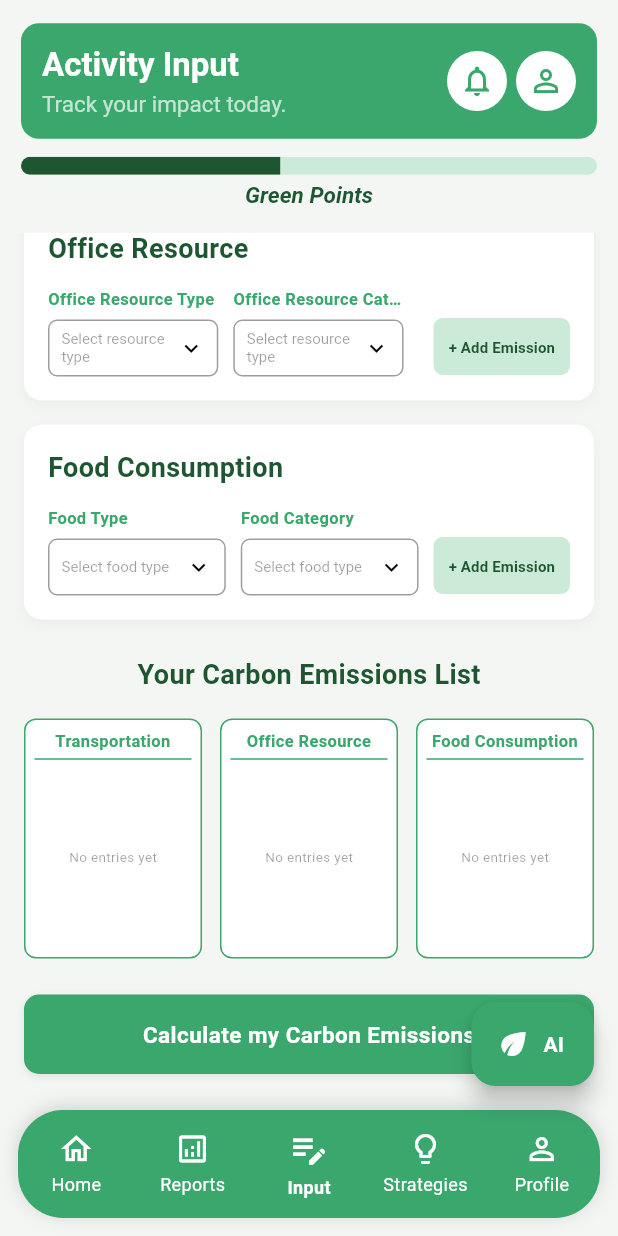
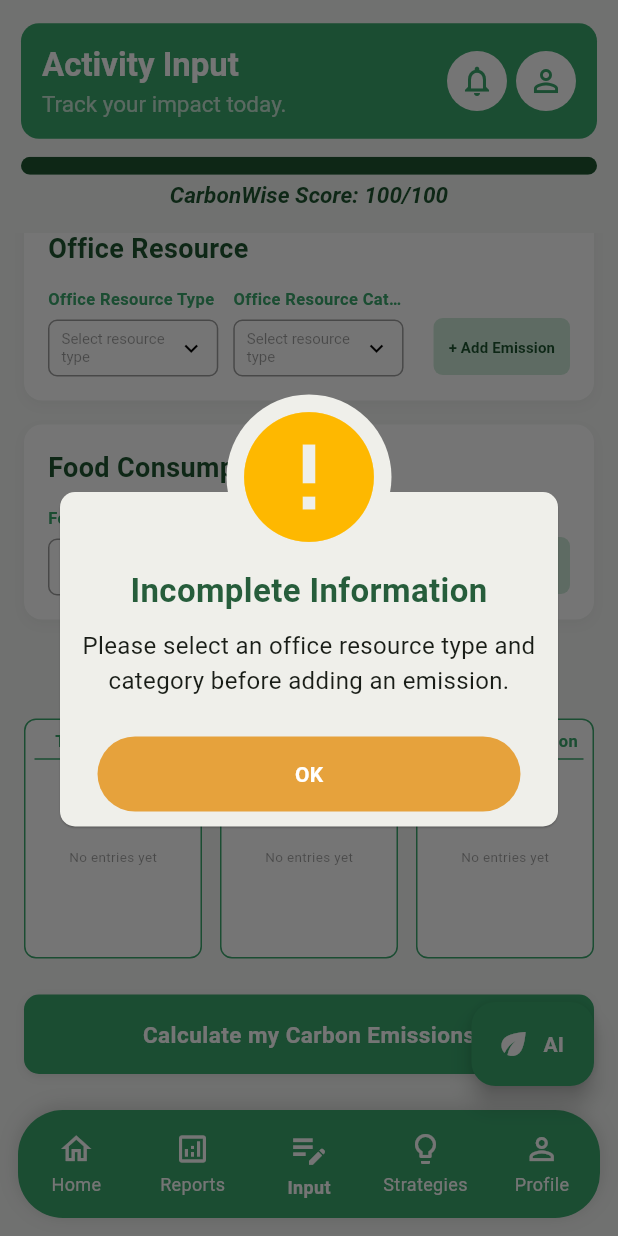
Before and after one commit to JanaMatanguihan/CarbonWise-CP, a Flutter app: the CustomMainNavigation screen opened by its route, item 3 of the bottom bar chosen, scrolled down 381 dp, after a tap on "+ Add Emission", on a phone screen of 412 x 824 dp. Run offline on Flutter 3.47's test engine with Material 3 defaults, Android fonts, the phone set to English and light mode, and no system bars; our stand-ins replace awesome_dialog, fl_chart, flutter_markdown, supabase_flutter; accounts and stored records are empty; network calls fail.

Commit message:
fixed activity.dart

```diff
--- a/carbonwise_app/lib/screens/activity.dart
+++ b/carbonwise_app/lib/screens/activity.dart
@@ -32,6 +32,8 @@ class _ActivityInputScreenState extends State<ActivityInputScreen> {
   final LocationService _locationService = LocationService();
   final TextEditingController _homeAddressController = TextEditingController();
   double? _distanceKm;
+  bool _isCalculatingDistance = false;
+
   final TextEditingController _officeUsageController = TextEditingController();
 
   final Map<String, String> campusAddresses = {
@@ -106,6 +108,64 @@ class _ActivityInputScreenState extends State<ActivityInputScreen> {
     'Large PA System (Events/Gyms)': 1000,
   };
 
+  final Map<String, double> officeResourceEmissionFactors = {
+    'Window Type': 0.80,
+    'Split-Type (Wall-Mounted)': 0.95,
+    'Ceiling Cassette / Ceiling Suspended': 1.50,
+    'Floor Standing (Tower)': 2.50,
+
+    'AC Motor Fan': 0.03,
+    'DC Motor Fan': 0.02,
+    'Ceiling Fan': 0.04,
+    'Stand Fan': 0.03,
+    'Wall Fan': 0.03,
+    'Exhaust Fan': 0.02,
+    'Tower Fan': 0.03,
+    'Desk Fan': 0.02,
+    'Bladeless Fan': 0.03,
+    'Misting Fan': 0.06,
+    'Industrial Fan': 0.10,
+
+    'LED (Light Emitting Diode)': 0.01,
+    'Fluorescent': 0.02,
+    'Incandescent': 0.03,
+
+    'Standard DLP/LDC Projector': 0.15,
+    'Eco Mode': 0.10,
+    'Large Venue Projector (Auditoriums)': 0.35,
+    'Standby': 0.001,
+
+    'Inkjet Printer (Desktop)': 0.02,
+    'Laser Printer (B&W)': 0.15,
+    'Color Laser Printer': 0.18,
+    'Mid-size Office MFP': 0.25,
+    'High-volume Photocopier': 0.50,
+
+    'Ultra-light/Notebook': 0.02,
+    'Standard Business Laptop': 0.03,
+    'Performance Laptop': 0.06,
+    'Gaming/High-End Workstation': 0.10,
+
+    'Standard Office PC': 0.10,
+    'Mid-range Workstation': 0.18,
+    'High-end/Gaming PC': 0.25,
+    'Mini PC (NUC/MAC Mini)': 0.02,
+
+    '18.5" to 20" LED Monitor': 0.01,
+    '22" to 24" LED Monitor': 0.02,
+    '27" and Larger': 0.03,
+    'OLD CRTS Monitor (Big Box Style)': 0.05,
+
+    '55" to 65"': 0.06,
+    '75"': 0.09,
+    '86"': 0.12,
+    '98" and above': 0.18,
+
+    'Desktop/PC Speakers': 0.01,
+    'Wall-mounted Classroom Speakers': 0.03,
+    'Large PA System (Events/Gyms)': 0.50,
+  };
+
   final Map<String, double> foodEmissionFactors = {
     'Beef (Beef Herd)': 60.0,
     'Lamb & Mutton': 24.5,
@@ -153,11 +213,8 @@ class _ActivityInputScreenState extends State<ActivityInputScreen> {
     return (distance * 2) * emissionFactor;
   }
 
-  double _calculateOfficeResourceEmission(String category, double hours) {
-    final powerRating = officeResourcePowerRatings[category] ?? 0.0;
-    return (powerRating * hours) /
-        1000 *
-        0.527; // Convert to kWh and multiply by emission factor
+  double _calculateOfficeResourceEmission(String category) {
+    return officeResourceEmissionFactors[category] ?? 0.0;
   }
 
   double _calculateFoodEmission(String foodCategory) {
@@ -346,8 +403,6 @@ class _ActivityInputScreenState extends State<ActivityInputScreen> {
         },
       );
     } catch (e) {
-      print("SAVE ERROR: $e");
-
       DialogHelper.showError(
         context: context,
         title: "Unable to Save",
@@ -358,6 +413,24 @@ class _ActivityInputScreenState extends State<ActivityInputScreen> {
   }
 
   Future<void> _calculateDistance() async {
+    if (_homeAddressController.text.trim().isEmpty) {
+      DialogHelper.showWarning(
+        context: context,
+        title: "Missing Address",
+        message: "Please enter your starting address first.",
+      );
+      return;
+    }
+
+    // If we've already calculated the distance, don't call the API again.
+    if (_distanceKm != null) {
+      return;
+    }
+
+    setState(() {
+      _isCalculatingDistance = true;
+    });
+
     final user = Supabase.instance.client.auth.currentUser;
 
     if (user == null) return;
@@ -388,13 +461,34 @@ class _ActivityInputScreenState extends State<ActivityInputScreen> {
       return;
     }
 
-    final distance = await _locationService.calculateDistance(
+    try {
+      final distanceKm = await _locationService.calculateDistance(
         homeAddress: _homeAddressController.text,
         campusAddress: campusAddress,
       );
 
       setState(() {
-      _distanceKm = distance;
+        _distanceKm = distanceKm;
+        _isCalculatingDistance = false;
+      });
+    } catch (e) {
+      setState(() {
+        _isCalculatingDistance = false;
+      });
+
+      DialogHelper.showWarning(
+        context: context,
+        title: "Invalid Address",
+        message:
+            "Please enter a valid starting address. We couldn't locate the address you entered.",
+      );
+
+      return;
+    }
+
+    setState(() {
+      _distanceKm = _distanceKm;
+      _isCalculatingDistance = false;
     });
   }
 
@@ -459,6 +553,9 @@ class _ActivityInputScreenState extends State<ActivityInputScreen> {
                           label: "Starting Point",
                           hint: "Input Address Here",
                           controller: _homeAddressController,
+                          onChanged: (_) {
+                            _distanceKm = null;
+                          },
                         ),
 
                         const SizedBox(height: 12),
@@ -544,7 +641,23 @@ class _ActivityInputScreenState extends State<ActivityInputScreen> {
                               onPressed: () async {
                                 await _calculateDistance();
                               },
-                              child: const Text("Calculate"),
+                              child: _isCalculatingDistance
+                                  ? const Row(
+                                      mainAxisSize: MainAxisSize.min,
+                                      children: [
+                                        SizedBox(
+                                          width: 18,
+                                          height: 18,
+                                          child: CircularProgressIndicator(
+                                            strokeWidth: 2,
+                                            color: Colors.white,
+                                          ),
+                                        ),
+                                        SizedBox(width: 10),
+                                        Text("Calculating..."),
+                                      ],
+                                    )
+                                  : const Text("Calculate Distance"),
                             ),
                           ],
                         ),
@@ -567,11 +680,11 @@ class _ActivityInputScreenState extends State<ActivityInputScreen> {
                   ),
                   onPressed: () {
                     if (_selectedTransportType == null || _distanceKm == null) {
-                      DialogHelper.showInfo(
+                      DialogHelper.showWarning(
                         context: context,
                         title: "Incomplete Information",
                         message:
-                            "Please select a transport type and calculate the distance first.",
+                            "Please select a transport type and input your address to calculate the distance before adding an emission.",
                       );
                       return;
                     }
@@ -591,8 +704,6 @@ class _ActivityInputScreenState extends State<ActivityInputScreen> {
                       );
 
                       _selectedTransportType = null;
-                      _homeAddressController.clear();
-                      _distanceKm = null;
                     });
                   },
                   child: const Text(
@@ -666,24 +777,24 @@ class _ActivityInputScreenState extends State<ActivityInputScreen> {
                   _buildAddButton(
                     onPressed: () {
                       if (_selectedOfficeResourceType == null ||
-                          _selectedOfficeResourceCategory == null ||
-                          _officeUsageController.text.isEmpty) {
+                          _selectedOfficeResourceCategory == null) {
+                        DialogHelper.showWarning(
+                          context: context,
+                          title: "Incomplete Information",
+                          message:
+                              "Please select an office resource type and category before adding an emission.",
+                        );
                         return;
                       }
 
-                      final hours =
-                          double.tryParse(_officeUsageController.text) ?? 0;
-
                       final emission = _calculateOfficeResourceEmission(
                         _selectedOfficeResourceCategory!,
-                        hours,
                       );
 
                       setState(() {
                         _officeEmissions.add(
                           '${_selectedOfficeResourceType!} - '
                           '${_selectedOfficeResourceCategory!}\n'
-                          '${hours.toStringAsFixed(1)} hrs\n'
                           '${emission.toStringAsFixed(2)} kg CO₂e',
                         );
 
@@ -691,7 +802,6 @@ class _ActivityInputScreenState extends State<ActivityInputScreen> {
 
                         _selectedOfficeResourceType = null;
                         _selectedOfficeResourceCategory = null;
-                        _officeUsageController.clear();
                       });
                     },
                   ),
@@ -749,8 +859,17 @@ class _ActivityInputScreenState extends State<ActivityInputScreen> {
                   const SizedBox(width: 10),
                   _buildAddButton(
                     onPressed: () {
-                      if (_selectedFoodType != null &&
-                          _selectedFoodCategory != null) {
+                      if (_selectedFoodCategory == null ||
+                          _selectedFoodType == null) {
+                        DialogHelper.showWarning(
+                          context: context,
+                          title: "Incomplete Information",
+                          message:
+                              "Please select a food category and food item before adding an emission.",
+                        );
+                        return;
+                      }
+
                       final emission = _calculateFoodEmission(
                         _selectedFoodCategory!,
                       );
@@ -766,7 +885,6 @@ class _ActivityInputScreenState extends State<ActivityInputScreen> {
                         _selectedFoodType = null;
                         _selectedFoodCategory = null;
                       });
-                      }
                     },
                   ),
                 ],
@@ -822,12 +940,10 @@ class _ActivityInputScreenState extends State<ActivityInputScreen> {
               if (_transportEmissions.isEmpty &&
                   _officeEmissions.isEmpty &&
                   _foodEmissions.isEmpty) {
-                ScaffoldMessenger.of(context).showSnackBar(
-                  const SnackBar(
-                    content: Text(
-                      'Please add at least one emission to calculate.',
-                    ),
-                  ),
+                DialogHelper.showWarning(
+                  context: context,
+                  title: "Incomplete Information",
+                  message: "Please add at least one emission to calculate.",
                 );
                 return;
               }
@@ -961,6 +1077,7 @@ class _ActivityInputScreenState extends State<ActivityInputScreen> {
     required String hint,
     required TextEditingController controller,
     bool enabled = true,
+    ValueChanged<String>? onChanged,
   }) {
     return Column(
       crossAxisAlignment: CrossAxisAlignment.start,
@@ -980,6 +1097,7 @@ class _ActivityInputScreenState extends State<ActivityInputScreen> {
           child: TextField(
             controller: controller,
             enabled: enabled,
+            onChanged: onChanged,
             decoration: InputDecoration(
               hintText: hint,
               hintStyle: const TextStyle(fontSize: 8, color: Colors.black38),
--- a/carbonwise_app/lib/screens/navigation.dart
+++ b/carbonwise_app/lib/screens/navigation.dart
@@ -22,6 +22,7 @@ class CustomMainNavigation extends StatefulWidget {
 class _CustomMainNavigationState extends State<CustomMainNavigation> {
   int _currentIndex = 0;
   String userName = 'User';
+  double _carbonScore = 100;
 
   final List<String> _pageTitles = [
     '',
@@ -43,6 +44,7 @@ class _CustomMainNavigationState extends State<CustomMainNavigation> {
   void initState() {
     super.initState();
     loadUserName();
+    _loadCarbonScore();
   }
 
   Future<void> loadUserName() async {
@@ -53,6 +55,57 @@ class _CustomMainNavigationState extends State<CustomMainNavigation> {
     setState(() {
       userName = user.userMetadata?['full_name'] ?? 'User';
     });
+  }
+
+  Future<void> _loadCarbonScore() async {
+    try {
+      final supabase = Supabase.instance.client;
+      final user = supabase.auth.currentUser;
+
+      if (user == null) return;
+
+      final today = DateTime.now();
+
+      final todayString =
+          "${today.year.toString().padLeft(4, '0')}-"
+          "${today.month.toString().padLeft(2, '0')}-"
+          "${today.day.toString().padLeft(2, '0')}";
+
+      final records = await supabase
+          .from('carbon_records')
+          .select()
+          .eq('g_suite', user.email!)
+          .eq('record_date', todayString);
+
+      double transportation = 0;
+      double electricity = 0;
+      double food = 0;
+
+      for (final record in records) {
+        transportation += (record['transportation'] as num?)?.toDouble() ?? 0;
+
+        electricity += (record['electricity'] as num?)?.toDouble() ?? 0;
+
+        food += (record['food'] as num?)?.toDouble() ?? 0;
+      }
+
+      final total = transportation + electricity + food;
+
+      double score = 100 - total;
+
+      if (score < 0) score = 0;
+      if (score > 100) score = 100;
+
+      setState(() {
+        _carbonScore = score;
+      });
+
+      print("Today's Total Emission: $total");
+      print("Today's CarbonWise Score: $score");
+    } catch (e) {
+      print("Carbon Score Error:");
+      print(e);
+    }
   }
 
   @override
@@ -132,17 +185,20 @@ class _CustomMainNavigationState extends State<CustomMainNavigation> {
                     children: [
                       ClipRRect(
                         borderRadius: BorderRadius.circular(10),
-                        child: const LinearProgressIndicator(
-                          value: 0.45,
-                          backgroundColor: Color(0xFFCCEAD8),
-                          valueColor: AlwaysStoppedAnimation<Color>(darkGreen),
+                        child: LinearProgressIndicator(
+                          value: _carbonScore / 100,
+                          backgroundColor: const Color(0xFFCCEAD8),
+                          valueColor: const AlwaysStoppedAnimation<Color>(
+                            darkGreen,
+                          ),
                           minHeight: 12,
                         ),
                       ),
                       const SizedBox(height: 4),
-                      const Text(
-                        'Green Points',
-                        style: TextStyle(
+
+                      Text(
+                        "CarbonWise Score: ${_carbonScore.toStringAsFixed(0)}/100",
+                        style: const TextStyle(
                           color: darkGreen,
                           fontWeight: FontWeight.bold,
                           fontStyle: FontStyle.italic,
--- a/carbonwise_app/lib/services/location_service.dart
+++ b/carbonwise_app/lib/services/location_service.dart
@@ -34,8 +34,8 @@ class LocationService {
 
     final data = jsonDecode(response.body);
 
-    final distanceMeters =
-        data["features"][0]["properties"]["segments"][0]["distance"];
+    final distanceMeters = (data["routes"][0]["summary"]["distance"] as num)
+        .toDouble();
 
     return distanceMeters / 1000;
   }
--- a/carbonwise_app/lib/utils/dialog_helper.dart
+++ b/carbonwise_app/lib/utils/dialog_helper.dart
@@ -131,6 +131,38 @@ class DialogHelper {
     ).show();
   }
 
+  // Warning Dialog
+
+  static void showWarning({
+    required BuildContext context,
+    required String title,
+    required String message,
+    VoidCallback? onOk,
+  }) {
+    AwesomeDialog(
+      context: context,
+      dialogType: DialogType.warning,
+      animType: AnimType.scale,
+      dialogBackgroundColor: background,
+
+      title: title,
+      desc: message,
+
+      titleTextStyle: const TextStyle(
+        fontSize: 22,
+        fontWeight: FontWeight.bold,
+        color: primaryGreen,
+      ),
+
+      descTextStyle: const TextStyle(fontSize: 16),
+
+      btnOkColor: const Color(0xFFE6A23C),
+      btnOkText: "OK",
+
+      btnOkOnPress: onOk ?? () {},
+    ).show();
+  }
+
   // Calculation Summary Dialog
 
   static void showCalculationSummary({
```
Lines whose indentation alone changed are shown as unchanged.
